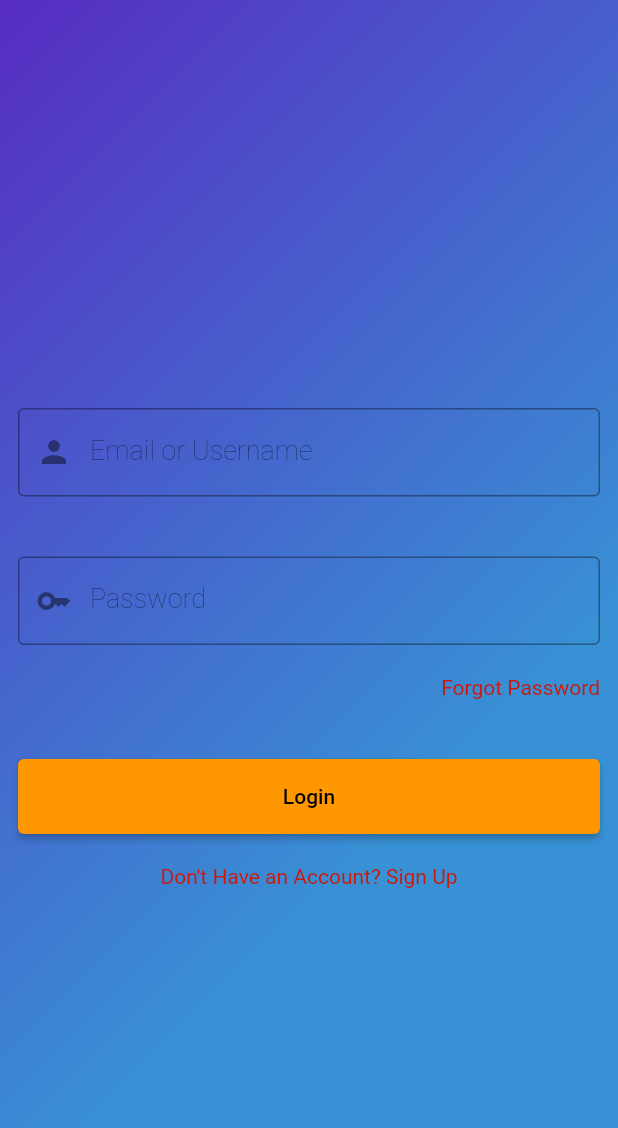
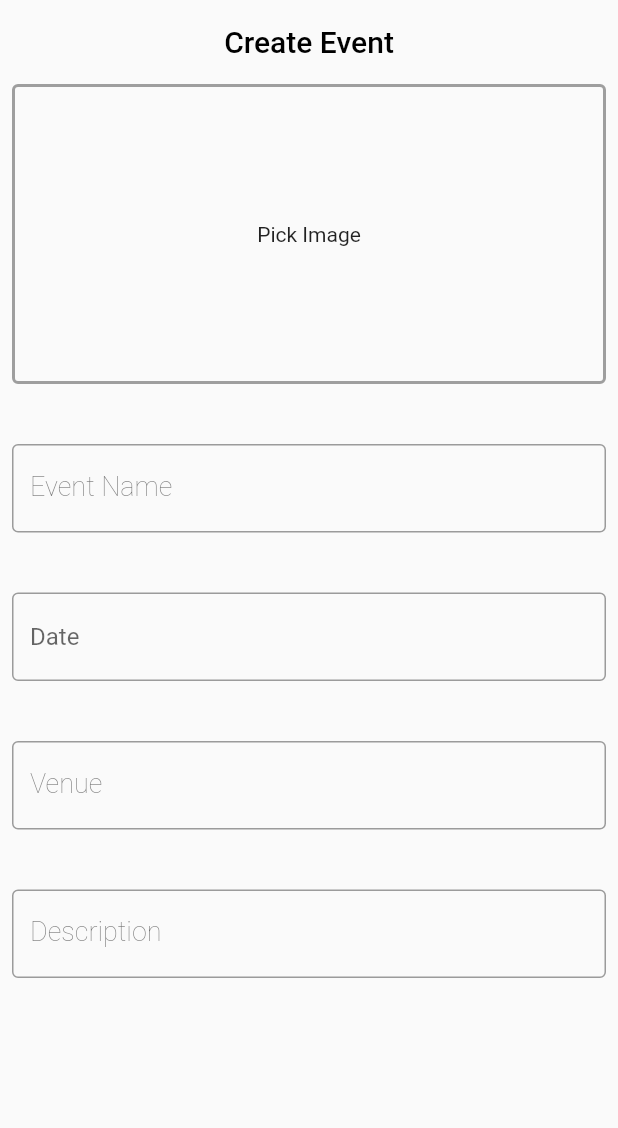
Before and after one commit to Mroles/eventhub-flutter, a Flutter app: the screen it shows after launch, on a phone screen of 412 x 824 dp. Shown: the top 1128 px of the screen. Run offline on Flutter 3.47's test engine with Material 2 defaults, Android fonts, the light colour scheme and no system bars; our stand-ins replace cached_network_image, curved_navigation_bar, image_picker, shared_preferences.

Commit message:
Createpost screen

```diff
--- a/eventhub/lib/main.dart
+++ b/eventhub/lib/main.dart
@@ -1,18 +1,24 @@
 import 'package:curved_navigation_bar/curved_navigation_bar.dart';
+import 'package:eventhub/providers/imageprovider.dart';
 import 'package:eventhub/providers/loginprovider.dart';
 import 'package:eventhub/screens/chat.dart';
+import 'package:eventhub/screens/createpost.dart';
 import 'package:eventhub/screens/post.dart';
 import 'package:eventhub/screens/profile.dart';
-import 'package:eventhub/screens/splash.dart';
 import 'package:flutter/material.dart';
 import 'package:provider/provider.dart';
 
+final imageProv = ImageProv();
 void main() {
   runApp(
     MultiProvider(providers: [
       ChangeNotifierProvider(
         create: (_) => LoadingProvider(),
-      )
+      ),
+      // FutureProvider(create: (_) => pickImage(), initialData: null)
+      ChangeNotifierProvider(
+        create: (_) => ImageProv(),
+      ),
     ], child: const MyApp()),
   );
 }
@@ -37,7 +43,7 @@ class MyApp extends StatelessWidget {
         // is not restarted.
         primarySwatch: Colors.orange,
       ),
-      home: SplashScreen(),
+      home: CreatePost(),
     );
   }
 }
--- /dev/null
+++ b/eventhub/lib/providers/imageprovider.dart
@@ -0,0 +1,17 @@
+import 'dart:io';
+import 'package:flutter/material.dart';
+import 'package:image_picker/image_picker.dart';
+
+class ImageProv with ChangeNotifier {
+  File? imageDir;
+
+  Future<File?> pickImage() async {
+    final image = await ImagePicker().pickImage(source: ImageSource.gallery);
+    if (image == null) return null;
+    final imageDir = File(image.path);
+    print(imageDir);
+    notifyListeners();
+
+    return imageDir;
+  }
+}
--- /dev/null
+++ b/eventhub/lib/screens/createpost.dart
@@ -0,0 +1,109 @@
+import 'dart:io';
+
+import 'package:eventhub/widgets/reusable.dart';
+import 'package:flutter/material.dart';
+import 'package:intl/intl.dart';
+import 'package:provider/provider.dart';
+import 'package:eventhub/providers/imageprovider.dart';
+
+class CreatePost extends StatefulWidget {
+  @override
+  State<CreatePost> createState() => _CreatePostState();
+}
+
+class _CreatePostState extends State<CreatePost> {
+  DateTime pickedDate = DateTime.now();
+  final _eventNameController = TextEditingController();
+  final _dateController = TextEditingController();
+  final _venueController = TextEditingController();
+  final _descController = TextEditingController();
+
+  _pickDate() async {
+    DateTime? date = await showDatePicker(
+        context: context,
+        initialDate: pickedDate,
+        firstDate: DateTime.now(),
+        lastDate: DateTime(DateTime.now().year + 5));
+
+    if (date != null) {
+      setState(() {
+        _dateController.text = DateFormat("yyyy-MM-dd").format(date);
+      });
+    }
+  }
+
+  @override
+  Widget build(BuildContext context) {
+    File? image = context.watch<ImageProv>().imageDir;
+    return Scaffold(
+      appBar: AppBar(
+        title: const Text("Create Event"),
+        backgroundColor: Colors.transparent,
+        centerTitle: true,
+        elevation: 0,
+      ),
+      body: Center(
+        child: Padding(
+          padding: const EdgeInsets.only(left: 8.0, right: 8.0),
+          child: ListView(
+            children: [
+              GestureDetector(
+                  child: Container(
+                    child: image == null
+                        ? const Center(child: Text("Pick Image"))
+                        : Container(
+                            decoration: BoxDecoration(
+                                image: DecorationImage(
+                                    fit: BoxFit.fill,
+                                    image: FileImage(image)))),
+                    height: 200,
+                    decoration: BoxDecoration(
+                        borderRadius: BorderRadius.circular(4.0),
+                        border: Border.all(
+                            color: Colors.grey,
+                            width: 2.0,
+                            style: BorderStyle.solid)),
+                  ),
+                  onTap: () async {
+                    // image = await pickImage();
+                    await context.read<ImageProv>().pickImage();
+                    print(image);
+                    // setState(() {
+                    //   image = thisImage;
+                    // });
+                  }),
+              const SizedBox(height: 40.0),
+              TextboxNoIcon(context, "Event Name", _eventNameController),
+              const SizedBox(height: 40.0),
+              TextFormField(
+                decoration: const InputDecoration(
+                    border: OutlineInputBorder(), hintText: "Date"),
+                controller: _dateController,
+                readOnly: true,
+                onTap: _pickDate,
+              ),
+              const SizedBox(height: 40.0),
+              TextboxNoIcon(context, "Venue", _venueController),
+              const SizedBox(height: 40.0),
+              textArea(context, "Description", _descController)
+            ],
+          ),
+        ),
+      ),
+    );
+  }
+}
+
+// Widget imageBox(BuildContext context, File? image) {
+//   return image == null
+//       ? const Center(
+//           child: Text(
+//             "Select Image",
+//             style: TextStyle(fontWeight: FontWeight.w300, fontSize: 24.0),
+//           ),
+//         )
+//       : Container(
+//           decoration: BoxDecoration(
+//               image:
+//                   DecorationImage(fit: BoxFit.fill, image: FileImage(image))));
+// }
--- a/eventhub/lib/screens/login.dart
+++ b/eventhub/lib/screens/login.dart
@@ -56,7 +56,9 @@ class _LoginState extends State<Login> {
                                   AlwaysStoppedAnimation<Color>(Colors.black),
                             )
                           : const Text("Login"),
-                      onPressed: () async {
+                      onPressed: _isLoading
+                          ? null
+                          : () async {
                               setState(() {
                                 _isLoading = true;
                               });
@@ -64,12 +66,13 @@ class _LoginState extends State<Login> {
                               await logUserIn(_emailController.text,
                                           _passwordController.text) ==
                                       200
-                            ? navigateToPage(
-                                0, context, const MyHomePage(title: "Home"))
+                                  ? navigateToPage(0, context,
+                                      const MyHomePage(title: "Home"))
                                   : await logUserIn(_emailController.text,
                                               _passwordController.text) ==
                                           401
-                                ? snacc(context, "Wrong Username or Password")
+                                      ? snacc(
+                                          context, "Wrong Username or Password")
                                       : snacc(context, "An Error Occured");
                               setState(() {
                                 _isLoading = false;
--- a/eventhub/lib/screens/post.dart
+++ b/eventhub/lib/screens/post.dart
@@ -1,3 +1,5 @@
+import 'package:eventhub/screens/createpost.dart';
+import 'package:eventhub/utils/functions.dart';
 import 'package:eventhub/widgets/post.dart';
 import 'package:flutter/material.dart';
 
@@ -6,6 +8,13 @@ class PostPage extends StatelessWidget {
   Widget build(BuildContext context) {
     return Scaffold(
       body: post(context),
+      floatingActionButton: FloatingActionButton(
+        backgroundColor: Colors.green,
+        child: const Icon(Icons.add),
+        onPressed: () {
+          navigateToPageLite(0, context, CreatePost());
+        },
+      ),
     );
   }
 }
--- a/eventhub/lib/utils/accountcalls.dart
+++ b/eventhub/lib/utils/accountcalls.dart
@@ -1,9 +1,5 @@
 import 'dart:convert';
-
-import 'package:eventhub/providers/loginprovider.dart';
-import 'package:flutter/cupertino.dart';
 import 'package:http/http.dart' as http;
-import 'package:provider/provider.dart';
 import 'package:shared_preferences/shared_preferences.dart';
 import '../utils/constants.dart';
 
@@ -16,7 +12,8 @@ Future<int> logUserIn(String username, String password) async {
       {
         var token = jsonDecode(response.body);
         final prefs = await SharedPreferences.getInstance();
-        await prefs.setString("token", token[token]);
+        await prefs.setString("token", token["token"]);
+        await prefs.setString("username", token["username"]);
         break;
       }
 
--- a/eventhub/lib/utils/functions.dart
+++ b/eventhub/lib/utils/functions.dart
@@ -1,4 +1,7 @@
+import 'dart:io';
+
 import 'package:flutter/material.dart';
+import 'package:image_picker/image_picker.dart';
 
 navigateToPage(int duration, BuildContext context, Widget widget) async {
   await Future.delayed(Duration(milliseconds: duration), () {});
@@ -10,3 +13,11 @@ navigateToPageLite(int duration, BuildContext context, Widget widget) async {
   await Future.delayed(Duration(milliseconds: duration), () {});
   Navigator.push(context, MaterialPageRoute(builder: (context) => widget));
 }
+
+Future<File?> pickImage() async {
+  final image = await ImagePicker().pickImage(source: ImageSource.gallery);
+  if (image == null) return null;
+  final imageDir = File(image.path);
+
+  return imageDir;
+}
--- a/eventhub/lib/widgets/reusable.dart
+++ b/eventhub/lib/widgets/reusable.dart
@@ -18,6 +18,26 @@ Widget Textbox(BuildContext context, String labeltext,
       decoration: InputDecoration(
           border: const OutlineInputBorder(),
           prefixIcon: widget,
+          labelText: labeltext,
+          labelStyle:
+              const TextStyle(fontSize: 18, fontWeight: FontWeight.w200)),
+      controller: textEditingController,
+    ),
+  );
+}
+
+Widget TextboxNoIcon(BuildContext context, String labeltext,
+    TextEditingController textEditingController) {
+  return Container(
+    child: TextFormField(
+      autocorrect: false,
+      obscureText: labeltext.toLowerCase() == "password" ||
+              labeltext.toLowerCase() == 'confirm password'
+          ? true
+          : false,
+      keyboardType: TextInputType.emailAddress,
+      decoration: InputDecoration(
+          border: const OutlineInputBorder(),
           labelText: labeltext,
           labelStyle:
               const TextStyle(fontSize: 18, fontWeight: FontWeight.w200)),
@@ -59,3 +79,15 @@ ScaffoldFeatureController<SnackBar, SnackBarClosedReason> snacc(
   return ScaffoldMessenger.of(context)
       .showSnackBar(SnackBar(backgroundColor: Colors.red, content: Text(text)));
 }
+
+Widget textArea(
+    BuildContext context, String text, TextEditingController controller) {
+  return TextField(
+    keyboardType: TextInputType.multiline,
+    maxLines: null,
+    decoration: InputDecoration(
+        border: const OutlineInputBorder(),
+        labelText: text,
+        labelStyle: const TextStyle(fontSize: 18, fontWeight: FontWeight.w200)),
+  );
+}
--- a/eventhub/pubspec.yaml
+++ b/eventhub/pubspec.yaml
@@ -39,6 +39,10 @@ dependencies:
   curved_navigation_bar:
   http:
   shared_preferences:
+  intl:
+  image_picker:
+  geolocator:
+  google_maps_flutter:
 
 dev_dependencies:
   flutter_test:
```
Also changed, not shown: eventhub/pubspec.lock, 3 other files. Lines whose indentation alone changed are shown as unchanged.
